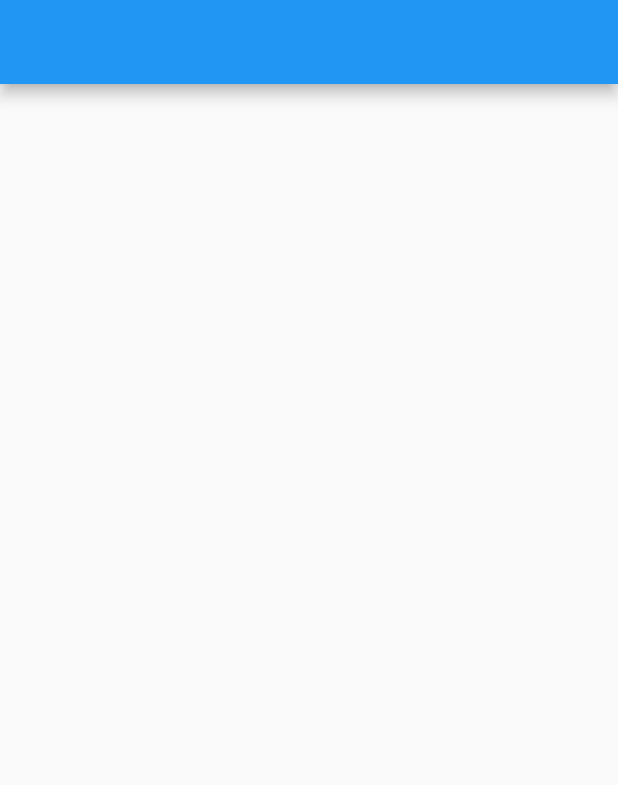
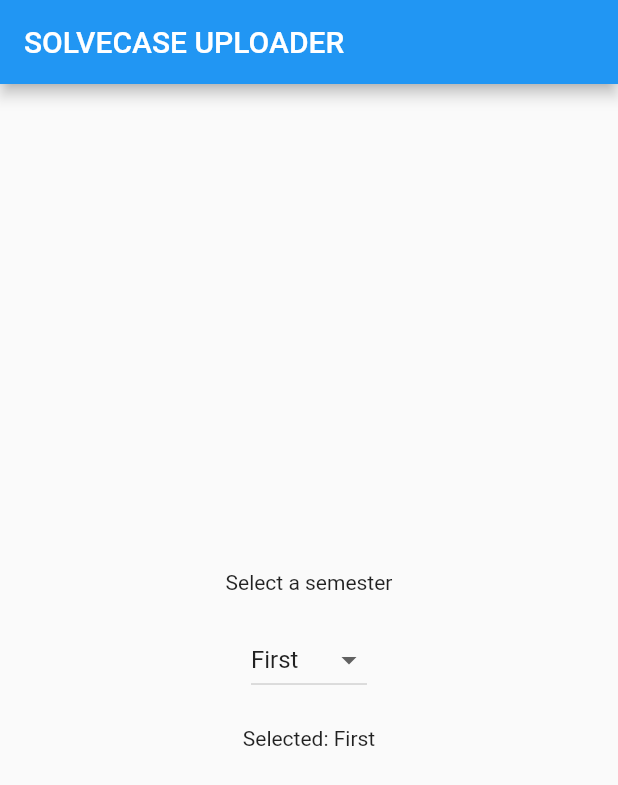
Before and after one commit to axactstudios/fluttersolvecaseuploader, a Flutter app: the screen it shows after launch, on a phone screen of 412 x 824 dp. Shown: the top 785 px of the screen. Run offline on Flutter 3.47's test engine with Material 2 defaults, Android fonts, the phone set to English and light mode, and no system bars.

Commit message:
dropdown

```diff
--- /dev/null
+++ b/lib/FirstScreen.dart
@@ -0,0 +1,95 @@
+import 'package:flutter/material.dart';
+
+class DropDown extends StatefulWidget {
+  DropDown() : super();
+
+  final String title = "DropDown";
+
+  @override
+  DropDownState createState() => DropDownState();
+}
+
+class Semester {
+  int id;
+  String name;
+
+  Semester(this.id, this.name);
+
+  static List<Semester> getSemester() {
+    return <Semester>[
+      Semester(1, 'First'),
+      Semester(2, 'Second'),
+      Semester(3, 'Third'),
+      Semester(4, 'Fourth'),
+
+    ];
+  }
+}
+
+class DropDownState extends State<DropDown> {
+  //
+  List<Semester> _semesters = Semester.getSemester();
+  List<DropdownMenuItem<Semester>> _dropdownMenuItems;
+  Semester _selectedSemester;
+
+  @override
+  void initState() {
+    _dropdownMenuItems = buildDropdownMenuItems(_semesters);
+    _selectedSemester = _dropdownMenuItems[0].value;
+    super.initState();
+  }
+
+  List<DropdownMenuItem<Semester>> buildDropdownMenuItems(List semesters) {
+    List<DropdownMenuItem<Semester>> items = List();
+    for (Semester semester in semesters) {
+      items.add(
+        DropdownMenuItem(
+          value: semester,
+          child: Text(semester.name),
+        ),
+      );
+    }
+    return items;
+  }
+
+  onChangeDropdownItem(Semester selectedSemester) {
+    setState(() {
+      _selectedSemester = selectedSemester;
+    });
+  }
+
+  @override
+  Widget build(BuildContext context) {
+    return new MaterialApp(
+      debugShowCheckedModeBanner: false,
+      home: new Scaffold(
+        appBar: new AppBar(
+          title: new Text("SOLVECASE UPLOADER"),
+        ),
+        body: new Container(
+          child: Center(
+            child: Column(
+              crossAxisAlignment: CrossAxisAlignment.center,
+              mainAxisAlignment: MainAxisAlignment.center,
+              children: <Widget>[
+                Text("Select a semester"),
+                SizedBox(
+                  height: 20.0,
+                ),
+                DropdownButton(
+                  value: _selectedSemester,
+                  items: _dropdownMenuItems,
+                  onChanged: onChangeDropdownItem,
+                ),
+                SizedBox(
+                  height: 20.0,
+                ),
+                Text('Selected: ${_selectedSemester.name}'),
+              ],
+            ),
+          ),
+        ),
+      ),
+    );
+  }
+}
--- a/lib/main.dart
+++ b/lib/main.dart
@@ -1,4 +1,5 @@
 import 'package:flutter/material.dart';
+import 'package:fluttersolvecaseuploader/FirstScreen.dart';
 import 'package:fluttersolvecaseuploader/mainscreen.dart';
 
 void main() {
@@ -8,6 +9,6 @@ void main() {
 class MyApp extends StatelessWidget {
   @override
   Widget build(BuildContext context) {
-    return Main();
+    return DropDown();
   }
 }
```
